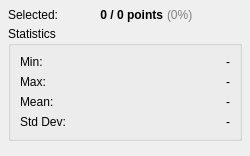
Qt form platform_base/src/platform_base/desktop/ui_files/selectionInfo.ui (thiagoarcan/Warp) before a commit.
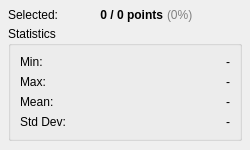
The same form after that commit.

```diff
--- a/platform_base/src/platform_base/desktop/ui_files/selectionInfo.ui
+++ b/platform_base/src/platform_base/desktop/ui_files/selectionInfo.ui
@@ -148,6 +148,12 @@
      <property name="orientation">
       <enum>Qt::Vertical</enum>
      </property>
+           <property name="sizeHint" stdset="0">
+        <size>
+         <width>20</width>
+         <height>40</height>
+        </size>
+       </property>
     </spacer>
    </item>
   </layout>
```
Lines whose indentation alone changed are shown as unchanged.
